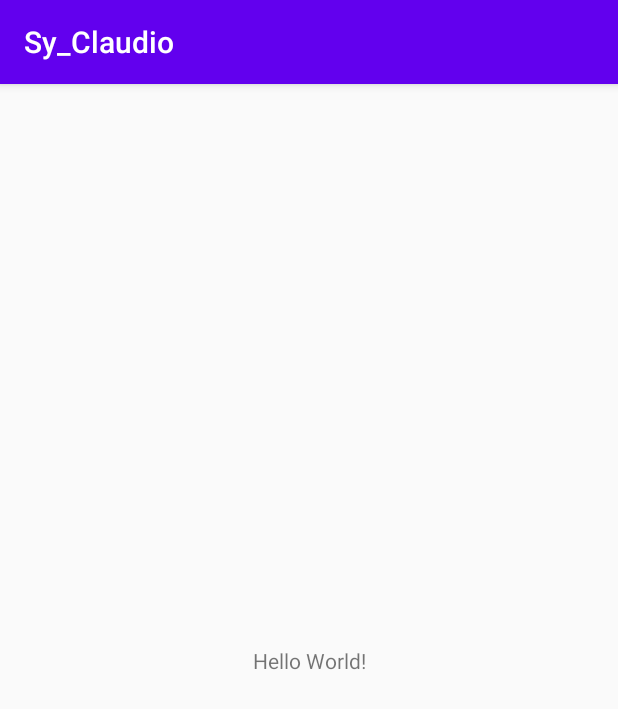
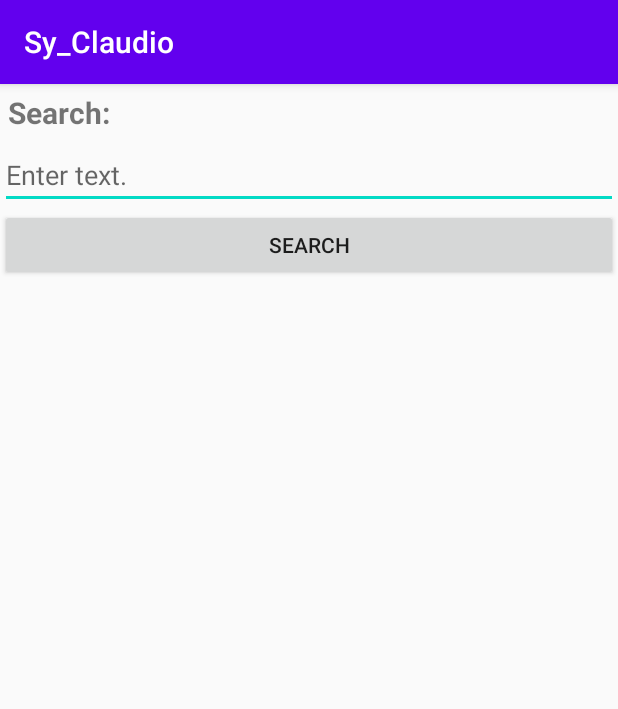
Before and after one commit to hanssy130/Sy_Claudio, an Android app: the screen it shows after launch (MainActivity), on a phone screen of 412 x 824 dp. Shown: the top 709 px of the screen. Run offline under Robolectric (Android 15) with nearby library versions, the phone set to English and light mode, and no system bars.

Commit message:
Able to pass Search Input into the second screen.

```diff
--- a/app/src/main/AndroidManifest.xml
+++ b/app/src/main/AndroidManifest.xml
@@ -9,6 +9,7 @@
         android:roundIcon="@mipmap/ic_launcher_round"
         android:supportsRtl="true"
         android:theme="@style/AppTheme">
+        <activity android:name=".ResultTitlesActivity"></activity>
         <activity android:name=".MainActivity">
             <intent-filter>
                 <action android:name="android.intent.action.MAIN" />
--- a/app/src/main/res/layout/activity_main.xml
+++ b/app/src/main/res/layout/activity_main.xml
@@ -1,18 +1,34 @@
 <?xml version="1.0" encoding="utf-8"?>
-<androidx.constraintlayout.widget.ConstraintLayout xmlns:android="http://schemas.android.com/apk/res/android"
+<LinearLayout xmlns:android="http://schemas.android.com/apk/res/android"
     xmlns:app="http://schemas.android.com/apk/res-auto"
     xmlns:tools="http://schemas.android.com/tools"
+    android:id="@+id/mainActivity"
     android:layout_width="match_parent"
     android:layout_height="match_parent"
+    android:orientation="vertical"
     tools:context=".MainActivity">
 
     <TextView
-        android:layout_width="wrap_content"
+        android:layout_width="match_parent"
         android:layout_height="wrap_content"
-        android:text="Hello World!"
-        app:layout_constraintBottom_toBottomOf="parent"
-        app:layout_constraintLeft_toLeftOf="parent"
-        app:layout_constraintRight_toRightOf="parent"
-        app:layout_constraintTop_toTopOf="parent" />
+        android:text="@string/search_prompt"
+        android:textSize="20sp"
+        android:textStyle="bold"
+        android:padding="5dp" />
 
-</androidx.constraintlayout.widget.ConstraintLayout>
+    <EditText
+        android:id="@+id/inputtext"
+        android:text="@string/input"
+        android:layout_width="match_parent"
+        android:layout_height="wrap_content"
+        android:hint="@string/hint"
+        />
+
+    <Button
+        android:id="@+id/search"
+        android:layout_width="match_parent"
+        android:layout_height="wrap_content"
+        android:text="@string/search_button"
+        android:onClick="search" />
+
+</LinearLayout>
--- a/app/src/main/res/values/strings.xml
+++ b/app/src/main/res/values/strings.xml
@@ -1,3 +1,15 @@
 <resources>
     <string name="app_name">Sy_Claudio</string>
+
+    <!--    Screen 1 Strings   -->
+    <string name="search_prompt">Search:</string>
+    <string name="input"></string>
+    <string name="hint">Enter text.</string>
+    <string name="search_button">Search</string>
+
+    <!--    Screen 2 Strings   -->
+    <string name="message"></string>
+
+    <!--    Screen 3 Strings   -->
+
 </resources>
```
Also changed, not shown: app/src/main/java/ca/bcit/sy_claudio/MainActivity.java (+6 -1 lines), app/src/main/java/ca/bcit/sy_claudio/ResultTitlesActivity.java (added, +21 -0 lines), app/src/main/res/layout/activity_result_titles.xml (added, +18 -0 lines).
